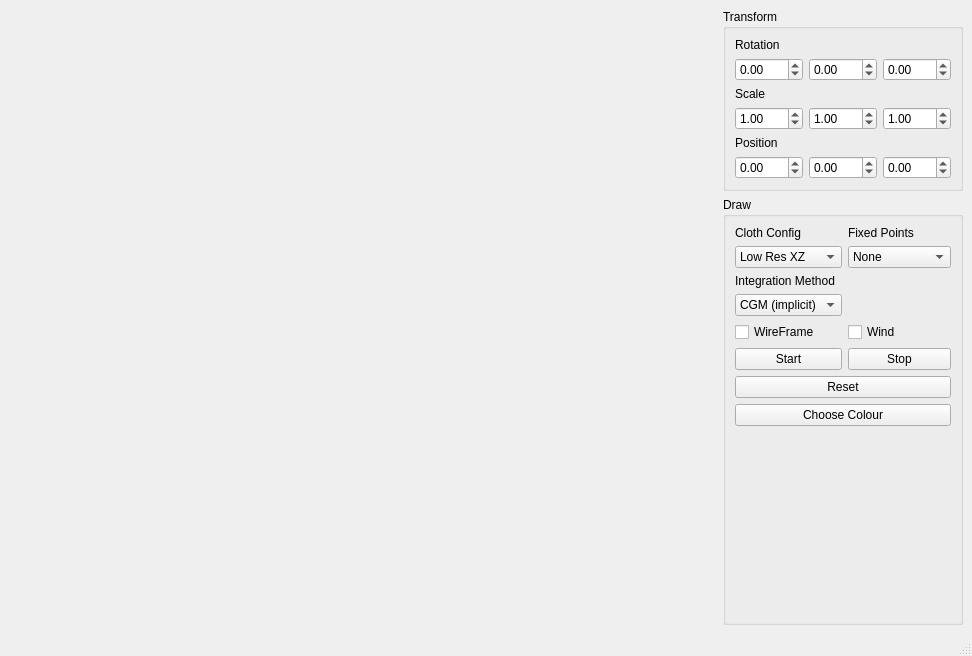
rstrohkorb/GNATV_cloth_sim, file gnatvCloth/ui/MainWindow.ui: the form before one commit.
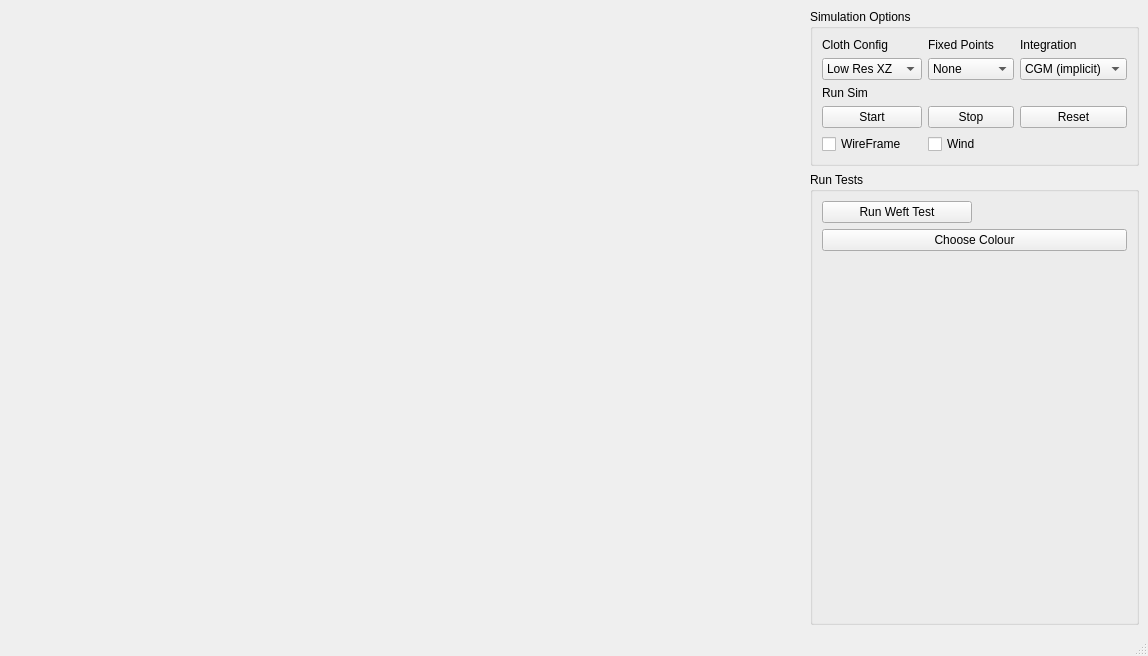
The form after the commit.

Commit message: updated force disp tests

Patch:
```diff
--- a/gnatvCloth/ui/MainWindow.ui
+++ b/gnatvCloth/ui/MainWindow.ui
@@ -6,7 +6,7 @@
    <rect>
     <x>0</x>
     <y>0</y>
-    <width>972</width>
+    <width>1148</width>
     <height>656</height>
    </rect>
   </property>
@@ -18,168 +18,77 @@
     <item row="0" column="1">
      <widget class="QGroupBox" name="s_transformGB">
       <property name="title">
-       <string>Transform</string>
+       <string>Simulation Options</string>
       </property>
       <layout class="QGridLayout" name="gridLayout">
-       <item row="0" column="0">
+       <item row="1" column="1">
+        <widget class="QComboBox" name="m_fixptSelect">
+         <item>
+          <property name="text">
+           <string>None</string>
+          </property>
+         </item>
+         <item>
+          <property name="text">
+           <string>Corners</string>
+          </property>
+         </item>
+         <item>
+          <property name="text">
+           <string>Hang</string>
+          </property>
+         </item>
+         <item>
+          <property name="text">
+           <string>Flag</string>
+          </property>
+         </item>
+         <item>
+          <property name="text">
+           <string>Weft Test</string>
+          </property>
+         </item>
+         <item>
+          <property name="text">
+           <string>Warp Test</string>
+          </property>
+         </item>
+        </widget>
+       </item>
+       <item row="2" column="0" colspan="3" alignment="Qt::AlignLeft">
         <widget class="QLabel" name="label">
          <property name="text">
-          <string>Rotation</string>
-         </property>
-        </widget>
-       </item>
-       <item row="1" column="0">
-        <widget class="QDoubleSpinBox" name="m_rotationX">
-         <property name="minimum">
-          <double>-360.000000000000000</double>
-         </property>
-         <property name="maximum">
-          <double>360.000000000000000</double>
-         </property>
-        </widget>
-       </item>
-       <item row="1" column="1">
-        <widget class="QDoubleSpinBox" name="m_rotationY">
-         <property name="minimum">
-          <double>-360.000000000000000</double>
-         </property>
-         <property name="maximum">
-          <double>360.000000000000000</double>
-         </property>
-        </widget>
-       </item>
-       <item row="1" column="2">
-        <widget class="QDoubleSpinBox" name="m_rotationZ">
-         <property name="minimum">
-          <double>-360.000000000000000</double>
-         </property>
-         <property name="maximum">
-          <double>360.000000000000000</double>
-         </property>
-        </widget>
-       </item>
-       <item row="2" column="0">
-        <widget class="QLabel" name="label_2">
-         <property name="text">
-          <string>Scale</string>
+          <string>Run Sim</string>
          </property>
         </widget>
        </item>
        <item row="3" column="0">
-        <widget class="QDoubleSpinBox" name="m_scaleX">
-         <property name="minimum">
-          <double>-4.000000000000000</double>
-         </property>
-         <property name="maximum">
-          <double>4.000000000000000</double>
-         </property>
-         <property name="singleStep">
-          <double>0.010000000000000</double>
-         </property>
-         <property name="value">
-          <double>1.000000000000000</double>
+        <widget class="QPushButton" name="m_startButton">
+         <property name="text">
+          <string>Start</string>
          </property>
         </widget>
        </item>
-       <item row="3" column="1">
-        <widget class="QDoubleSpinBox" name="m_scaleY">
-         <property name="minimum">
-          <double>-4.000000000000000</double>
-         </property>
-         <property name="maximum">
-          <double>4.000000000000000</double>
-         </property>
-         <property name="singleStep">
-          <double>0.010000000000000</double>
-         </property>
-         <property name="value">
-          <double>1.000000000000000</double>
+       <item row="0" column="0">
+        <widget class="QLabel" name="label_4">
+         <property name="text">
+          <string>Cloth Config</string>
          </property>
         </widget>
        </item>
        <item row="3" column="2">
-        <widget class="QDoubleSpinBox" name="m_scaleZ">
-         <property name="minimum">
-          <double>-4.000000000000000</double>
+        <widget class="QPushButton" name="m_resetButton">
+         <property name="text">
+          <string>Reset</string>
          </property>
-         <property name="maximum">
-          <double>4.000000000000000</double>
-         </property>
-         <property name="singleStep">
-          <double>0.010000000000000</double>
-         </property>
-         <property name="value">
-          <double>1.000000000000000</double>
-         </property>
         </widget>
        </item>
-       <item row="4" column="0">
-        <widget class="QLabel" name="label_3">
+       <item row="3" column="1">
+        <widget class="QPushButton" name="m_stopButton">
          <property name="text">
-          <string>Position</string>
+          <string>Stop</string>
          </property>
         </widget>
-       </item>
-       <item row="5" column="0">
-        <widget class="QDoubleSpinBox" name="m_positionX">
-         <property name="minimum">
-          <double>-20.000000000000000</double>
-         </property>
-         <property name="maximum">
-          <double>20.000000000000000</double>
-         </property>
-         <property name="singleStep">
-          <double>0.010000000000000</double>
-         </property>
-        </widget>
-       </item>
-       <item row="5" column="1">
-        <widget class="QDoubleSpinBox" name="m_positionY">
-         <property name="minimum">
-          <double>-20.000000000000000</double>
-         </property>
-         <property name="maximum">
-          <double>20.000000000000000</double>
-         </property>
-         <property name="singleStep">
-          <double>0.010000000000000</double>
-         </property>
-        </widget>
-       </item>
-       <item row="5" column="2">
-        <widget class="QDoubleSpinBox" name="m_positionZ">
-         <property name="minimum">
-          <double>-20.000000000000000</double>
-         </property>
-         <property name="maximum">
-          <double>20.000000000000000</double>
-         </property>
-         <property name="singleStep">
-          <double>0.010000000000000</double>
-         </property>
-        </widget>
-       </item>
-      </layout>
-     </widget>
-    </item>
-    <item row="1" column="1">
-     <widget class="QGroupBox" name="s_drawGB">
-      <property name="title">
-       <string>Draw</string>
-      </property>
-      <layout class="QGridLayout" name="gridLayout_2">
-       <item row="15" column="0" colspan="2">
-        <spacer name="verticalSpacer">
-         <property name="orientation">
-          <enum>Qt::Vertical</enum>
-         </property>
-         <property name="sizeHint" stdset="0">
-          <size>
-           <width>20</width>
-           <height>40</height>
-          </size>
-         </property>
-        </spacer>
        </item>
        <item row="1" column="0">
         <widget class="QComboBox" name="m_configSelect">
@@ -208,10 +117,17 @@
          </item>
         </widget>
        </item>
-       <item row="5" column="0">
-        <widget class="QPushButton" name="m_startButton">
+       <item row="4" column="1">
+        <widget class="QCheckBox" name="m_isWindOn">
          <property name="text">
-          <string>Start</string>
+          <string>Wind</string>
+         </property>
+        </widget>
+       </item>
+       <item row="4" column="0">
+        <widget class="QCheckBox" name="m_wireframe">
+         <property name="text">
+          <string>WireFrame</string>
          </property>
         </widget>
        </item>
@@ -222,62 +138,14 @@
          </property>
         </widget>
        </item>
-       <item row="1" column="1">
-        <widget class="QComboBox" name="m_fixptSelect">
-         <item>
-          <property name="text">
-           <string>None</string>
-          </property>
-         </item>
-         <item>
-          <property name="text">
-           <string>Corners</string>
-          </property>
-         </item>
-         <item>
-          <property name="text">
-           <string>Hang</string>
-          </property>
-         </item>
-         <item>
-          <property name="text">
-           <string>Flag</string>
-          </property>
-         </item>
-         <item>
-          <property name="text">
-           <string>Weft Test</string>
-          </property>
-         </item>
-         <item>
-          <property name="text">
-           <string>Warp Test</string>
-          </property>
-         </item>
-        </widget>
-       </item>
-       <item row="2" column="0">
+       <item row="0" column="2">
         <widget class="QLabel" name="label_6">
          <property name="text">
-          <string>Integration Method</string>
+          <string>Integration</string>
          </property>
         </widget>
        </item>
-       <item row="0" column="0">
-        <widget class="QLabel" name="label_4">
-         <property name="text">
-          <string>Cloth Config</string>
-         </property>
-        </widget>
-       </item>
-       <item row="4" column="0">
-        <widget class="QCheckBox" name="m_wireframe">
-         <property name="text">
-          <string>WireFrame</string>
-         </property>
-        </widget>
-       </item>
-       <item row="3" column="0">
+       <item row="1" column="2">
         <widget class="QComboBox" name="m_intMethodSelect">
          <item>
           <property name="text">
@@ -291,12 +159,27 @@
          </item>
         </widget>
        </item>
-       <item row="5" column="1">
-        <widget class="QPushButton" name="m_stopButton">
-         <property name="text">
-          <string>Stop</string>
+      </layout>
+     </widget>
+    </item>
+    <item row="1" column="1">
+     <widget class="QGroupBox" name="s_runTests">
+      <property name="title">
+       <string>Run Tests</string>
+      </property>
+      <layout class="QGridLayout" name="gridLayout_2">
+       <item row="15" column="0" colspan="2">
+        <spacer name="verticalSpacer">
+         <property name="orientation">
+          <enum>Qt::Vertical</enum>
          </property>
-        </widget>
+         <property name="sizeHint" stdset="0">
+          <size>
+           <width>20</width>
+           <height>40</height>
+          </size>
+         </property>
+        </spacer>
        </item>
        <item row="14" column="0" colspan="2">
         <widget class="QPushButton" name="m_colour">
@@ -305,17 +188,10 @@
          </property>
         </widget>
        </item>
-       <item row="13" column="0" colspan="2">
-        <widget class="QPushButton" name="m_resetButton">
+       <item row="6" column="0">
+        <widget class="QPushButton" name="m_runWeftTest">
          <property name="text">
-          <string>Reset</string>
-         </property>
-        </widget>
-       </item>
-       <item row="4" column="1">
-        <widget class="QCheckBox" name="m_isWindOn">
-         <property name="text">
-          <string>Wind</string>
+          <string>Run Weft Test</string>
          </property>
         </widget>
        </item>
```
Left out of the diff: 4 changed lines with no effect on the pictures. The commit also changes 14 other files.
